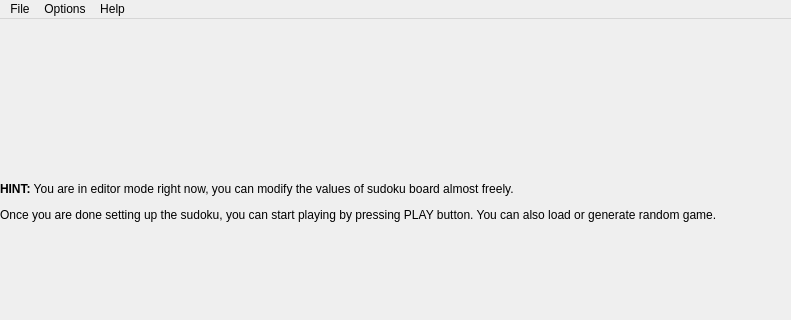
Above: mainwindow.ui from benapetr/sudoku before the change; both pictures show x 0 to 791 and y 0 to 320 of the 791 by 614 pixel window. Below: the same form after it.
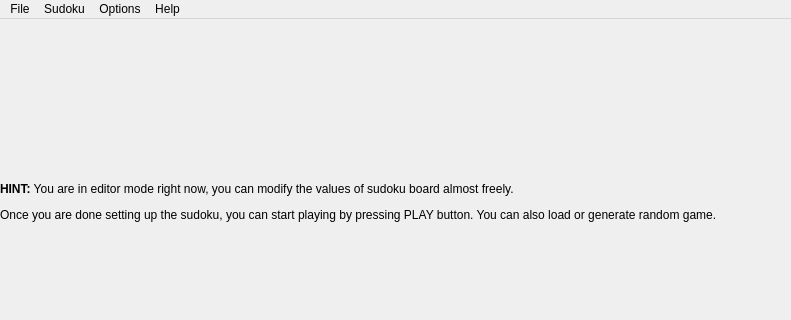
That is the form after the change.

```diff
--- a/mainwindow.ui
+++ b/mainwindow.ui
@@ -455,7 +455,16 @@
     <addaction name="separator"/>
     <addaction name="actionRemove_hints_for_same_number_as_entered"/>
    </widget>
+   <widget class="QMenu" name="menuSudoku">
+    <property name="title">
+     <string>Sudoku</string>
+    </property>
+    <addaction name="actionFlag_invalid_hints"/>
+    <addaction name="actionFind_hints"/>
+    <addaction name="actionFind_all_hints"/>
+   </widget>
    <addaction name="menuFile"/>
+   <addaction name="menuSudoku"/>
    <addaction name="menuOptions"/>
    <addaction name="menuHelp"/>
   </widget>
```
Left out of the diff: 15 changed lines with no effect on the pictures.
